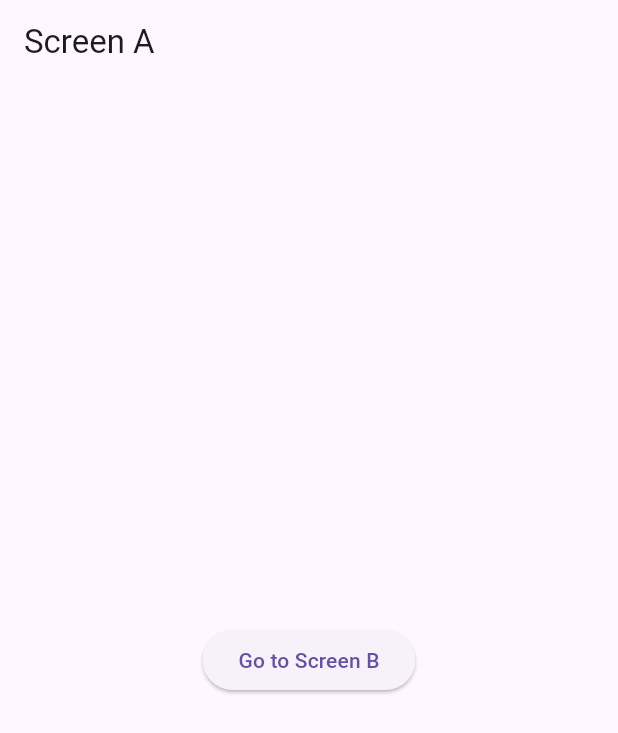
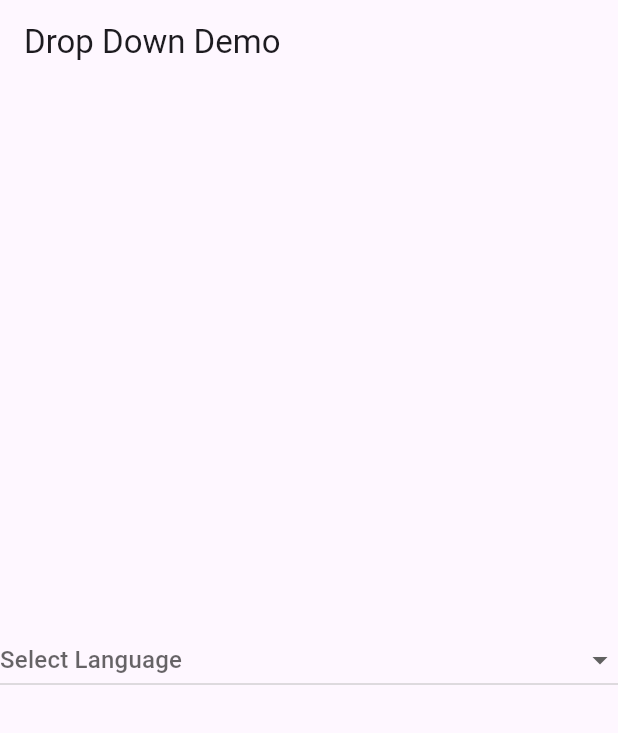
Before and after one commit to MuhammadAliKust/Flutter-B23, a Flutter app: the screen it shows after launch, on a phone screen of 412 x 824 dp. Shown: the top 733 px of the screen. Run offline on Flutter 3.47's test engine with Material 3 defaults, Android fonts, the light colour scheme and no system bars; our stand-ins replace google_maps_flutter, smooth_page_indicator.

Commit message:
DropDown Button Done

```diff
--- /dev/null
+++ b/lib/drop_down.dart
@@ -0,0 +1,38 @@
+import 'package:flutter/material.dart';
+
+class DropDownDemo extends StatefulWidget {
+  DropDownDemo({super.key});
+
+  @override
+  State<DropDownDemo> createState() => _DropDownDemoState();
+}
+
+class _DropDownDemoState extends State<DropDownDemo> {
+  List<String> languagesList = ["English", "Urdu", "Pashto", "Punjabi"];
+
+  String? selectedLanguage;
+
+  @override
+  Widget build(BuildContext context) {
+    return Scaffold(
+      appBar: AppBar(title: Text("Drop Down Demo")),
+      body: Center(
+        child: DropdownButton(
+          items: languagesList
+              .map(
+                (language) =>
+                    DropdownMenuItem(child: Text(language), value: language),
+              )
+              .toList(),
+          value: selectedLanguage,
+          isExpanded: true,
+          hint: Text("Select Language"),
+          onChanged: (val) {
+            selectedLanguage = val;
+            setState(() {});
+          },
+        ),
+      ),
+    );
+  }
+}
--- a/lib/main.dart
+++ b/lib/main.dart
@@ -10,6 +10,7 @@ import 'bottom_nav_bar.dart';
 import 'bottom_sheet.dart';
 import 'date_picker.dart';
 import 'dialog_box.dart';
+import 'drop_down.dart';
 import 'google_map.dart';
 import 'grid_view_demo.dart';
 import 'login.dart';
@@ -26,7 +27,7 @@ class MyApp extends StatelessWidget {
   @override
   Widget build(BuildContext context) {
     return MaterialApp(
-      home: ScreenA(),
+      home: DropDownDemo(),
       // home: Scaffold(
       //   backgroundColor: Colors.yellow,
       //   appBar: AppBar(
--- a/lib/screen_b.dart
+++ b/lib/screen_b.dart
@@ -16,8 +16,8 @@ class ScreenB extends StatelessWidget {
       ),
       body: Column(
         children: [
-          Text(name,style: TextStyle(fontSize: 40),),
-          Text(email,style: TextStyle(fontSize: 40),),
+          Text(name, style: TextStyle(fontSize: 40)),
+          Text(email, style: TextStyle(fontSize: 40)),
           Center(
             child: ElevatedButton(
               onPressed: () {
```
